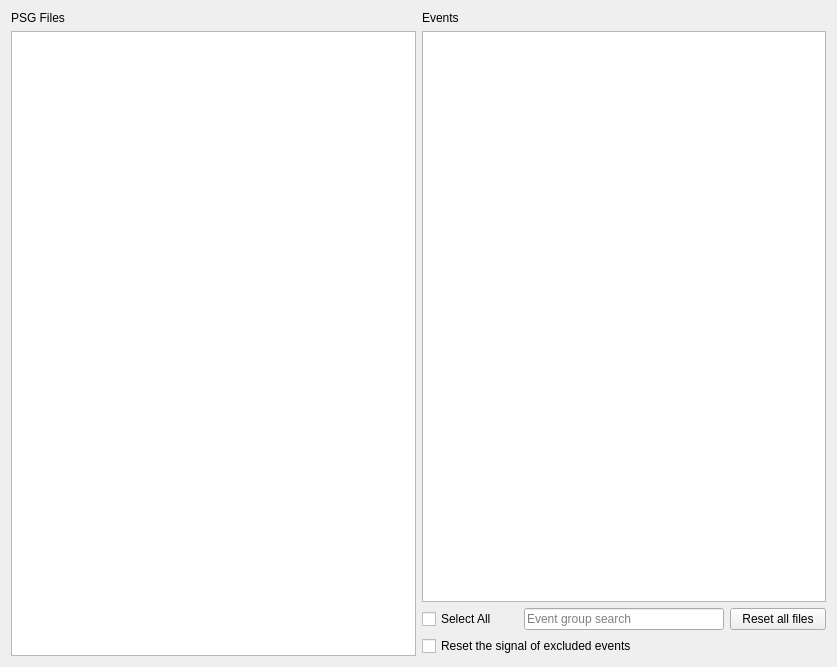
Qt form tools/CEAMSTools/ExtractAnnotation/SelectStagesStep/Ui_SelectStagesStep.ui (SnoozToolbox/snooz-package-ceams) before a commit.
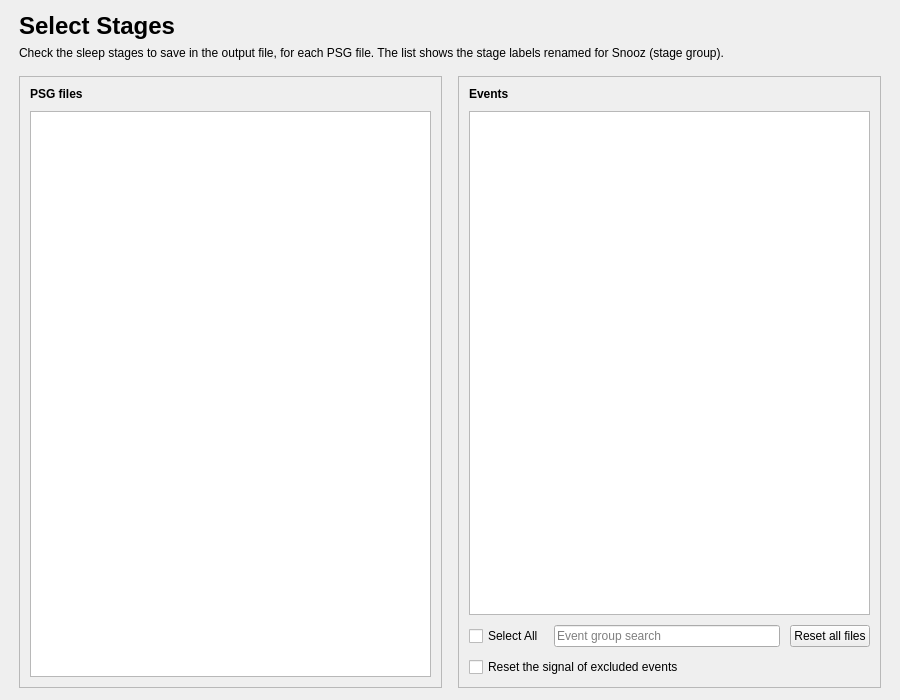
The same form after that commit.

Commit message: Extract Snooz Annotations: redesigned pages (tool 2.4.2)

The edit to the form file:
```diff
--- a/tools/CEAMSTools/ExtractAnnotation/SelectStagesStep/Ui_SelectStagesStep.ui
+++ b/tools/CEAMSTools/ExtractAnnotation/SelectStagesStep/Ui_SelectStagesStep.ui
@@ -6,27 +6,103 @@
    <rect>
     <x>0</x>
     <y>0</y>
-    <width>837</width>
-    <height>667</height>
+    <width>900</width>
+    <height>700</height>
    </rect>
   </property>
   <property name="windowTitle">
    <string>Form</string>
   </property>
-  <layout class="QHBoxLayout" name="horizontalLayout_2">
-   <item>
     <layout class="QVBoxLayout" name="verticalLayout">
+   <property name="spacing">
+    <number>16</number>
+   </property>
+   <property name="leftMargin">
+    <number>19</number>
+   </property>
+   <property name="topMargin">
+    <number>12</number>
+   </property>
+   <property name="rightMargin">
+    <number>19</number>
+   </property>
+   <property name="bottomMargin">
+    <number>12</number>
+   </property>
+   <item>
+    <layout class="QVBoxLayout" name="header_layout">
+     <property name="spacing">
+      <number>6</number>
+     </property>
+     <item>
+      <widget class="QLabel" name="title_label">
+       <property name="font">
+        <font>
+         <pointsize>18</pointsize>
+         <bold>true</bold>
+        </font>
+       </property>
+       <property name="text">
+        <string>Select Stages</string>
+       </property>
+      </widget>
+     </item>
+     <item>
+      <widget class="QLabel" name="subtitle_label">
+       <property name="text">
+        <string>Check the sleep stages to save in the output file, for each PSG file. The list shows the stage labels renamed for Snooz (stage group).</string>
+       </property>
+       <property name="wordWrap">
+        <bool>true</bool>
+       </property>
+       <property name="variant" stdset="0">
+        <string notr="true">help</string>
+       </property>
+      </widget>
+     </item>
+    </layout>
+   </item>
+   <item>
+    <layout class="QHBoxLayout" name="lists_layout" stretch="1,1">
+     <property name="spacing">
+      <number>16</number>
+     </property>
+     <item>
+      <widget class="QFrame" name="files_card">
+       <property name="frameShape">
+        <enum>QFrame::Shape::StyledPanel</enum>
+       </property>
+       <property name="frameShadow">
+        <enum>QFrame::Shadow::Raised</enum>
+       </property>
+       <layout class="QVBoxLayout" name="files_card_layout">
+        <property name="spacing">
+         <number>10</number>
+        </property>
+        <property name="leftMargin">
+         <number>10</number>
+        </property>
+        <property name="topMargin">
+         <number>10</number>
+        </property>
+        <property name="rightMargin">
+         <number>10</number>
+        </property>
+        <property name="bottomMargin">
+         <number>10</number>
+        </property>
      <item>
       <widget class="QLabel" name="label">
        <property name="font">
         <font>
-         <weight>50</weight>
-         <italic>false</italic>
-         <bold>false</bold>
-        </font>
-       </property>
+            <bold>true</bold>
+           </font>
+          </property>
+          <property name="toolTip">
+           <string>Select one or more files (Ctrl or Shift key) to show their sleep stages.</string>
+          </property>
        <property name="text">
-        <string>PSG Files</string>
+           <string>PSG files</string>
        </property>
       </widget>
      </item>
@@ -44,16 +120,37 @@
       </widget>
      </item>
     </layout>
+      </widget>
    </item>
    <item>
-    <layout class="QVBoxLayout" name="verticalLayout_2">
+      <widget class="QFrame" name="events_card">
+       <property name="frameShape">
+        <enum>QFrame::Shape::StyledPanel</enum>
+       </property>
+       <property name="frameShadow">
+        <enum>QFrame::Shadow::Raised</enum>
+       </property>
+       <layout class="QVBoxLayout" name="events_card_layout">
+        <property name="spacing">
+         <number>10</number>
+        </property>
+        <property name="leftMargin">
+         <number>10</number>
+        </property>
+        <property name="topMargin">
+         <number>10</number>
+        </property>
+        <property name="rightMargin">
+         <number>10</number>
+        </property>
+        <property name="bottomMargin">
+         <number>10</number>
+        </property>
      <item>
       <widget class="QLabel" name="label_2">
        <property name="font">
         <font>
-         <weight>50</weight>
-         <italic>false</italic>
-         <bold>false</bold>
+            <bold>true</bold>
         </font>
        </property>
        <property name="text">
@@ -78,7 +175,10 @@
       </widget>
      </item>
      <item>
-      <layout class="QHBoxLayout" name="horizontalLayout">
+         <layout class="QHBoxLayout" name="events_tools_layout" stretch="0,1,0">
+          <property name="spacing">
+           <number>10</number>
+          </property>
        <item>
         <widget class="QCheckBox" name="select_all_checkBox">
          <property name="text">
@@ -88,12 +188,6 @@
        </item>
        <item>
         <widget class="QLineEdit" name="search_lineEdit">
-         <property name="maximumSize">
-          <size>
-           <width>200</width>
-           <height>16777215</height>
-          </size>
-         </property>
          <property name="placeholderText">
           <string>Event group search</string>
          </property>
@@ -116,6 +210,9 @@
       </widget>
      </item>
     </layout>
+      </widget>
+     </item>
+    </layout>
    </item>
   </layout>
  </widget>
```
Left out of the diff: 13 changed lines with no effect on the pictures. Lines whose indentation alone changed are shown as unchanged. The commit also changes 7 other files.
